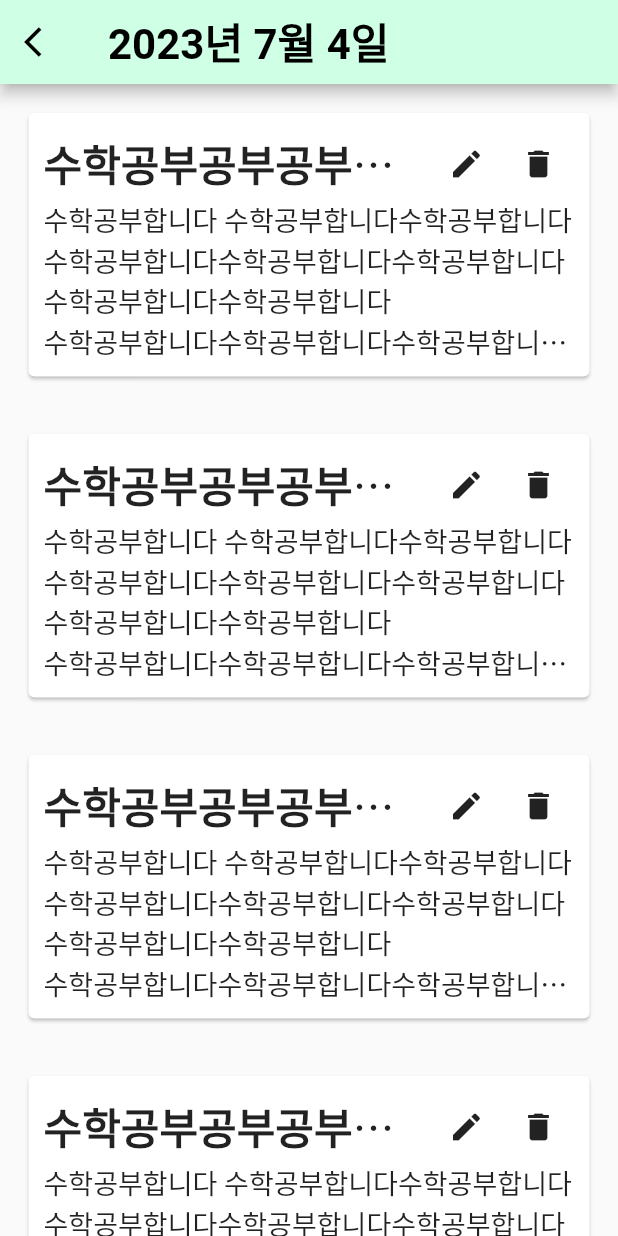
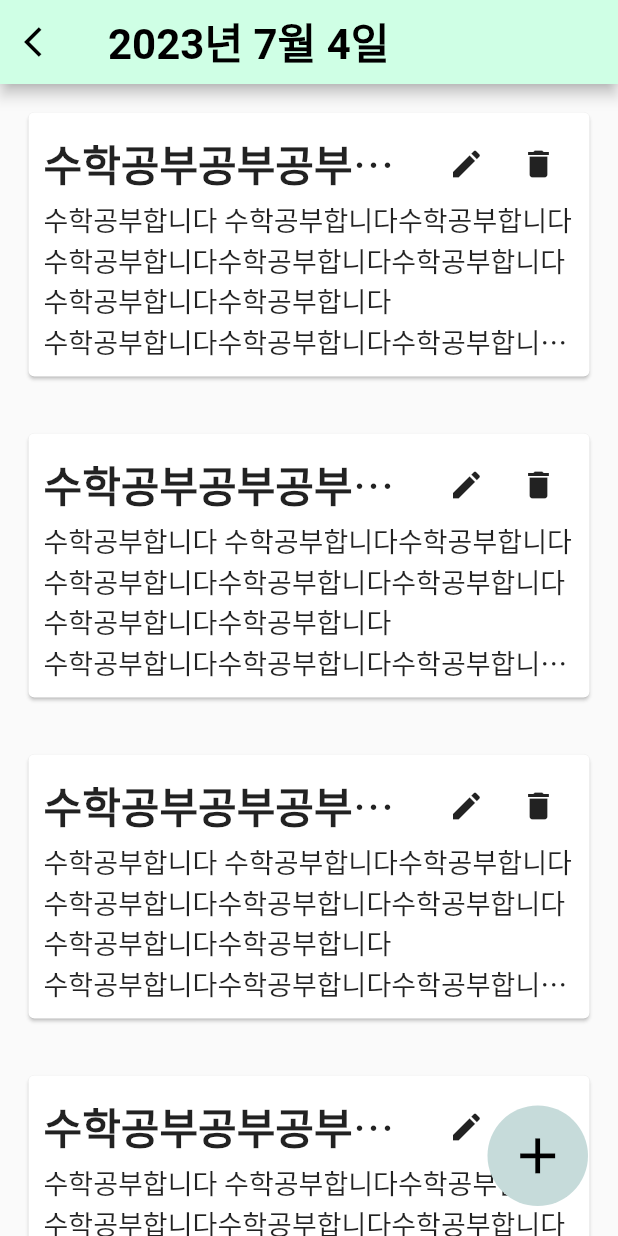
Before and after one commit to ThePerfectMartini/team_sparta_17, a Flutter app: the screen it shows after launch, on a phone screen of 412 x 824 dp. Run offline on Flutter 3.47's test engine with Material 2 defaults, Android fonts, the phone set to English and light mode, and no system bars.

Commit message:
feat: 추가 버튼 추가

```diff
--- a/lib/daily_schduled_view.dart
+++ b/lib/daily_schduled_view.dart
@@ -2,6 +2,7 @@ import 'package:flutter/material.dart';
 import 'package:flutter/src/foundation/key.dart';
 import 'package:flutter/src/widgets/framework.dart';
 import 'package:team_sparta_17/Schedule.dart';
+import 'package:team_sparta_17/round_plus_button.dart';
 import 'package:team_sparta_17/schedule_cell.dart';
 
 class DailyScheduledView extends StatefulWidget {
@@ -45,7 +46,9 @@ class _MyWidgetState extends State<DailyScheduledView> {
           ),
         ),
         body: Center(
-          child: Expanded(
+          child: Stack(
+            children: [
+              Expanded(
                 child: ListView.builder(
                   itemCount: 7,
                   itemBuilder: (BuildContext, index) {
@@ -53,6 +56,16 @@ class _MyWidgetState extends State<DailyScheduledView> {
                   },
                 ),
               ),
+              Positioned(
+                bottom: 20,
+                right: 20,
+                child: RoundCrossButton(
+                  size: 67,
+                  onPressed: () {},
+                ),
+              ),
+            ],
+          ),
         ),
       ),
     );
--- /dev/null
+++ b/lib/round_plus_button.dart
@@ -0,0 +1,30 @@
+import 'package:flutter/material.dart';
+
+class RoundCrossButton extends StatelessWidget {
+  final double size;
+  final VoidCallback onPressed;
+
+  RoundCrossButton({required this.size, required this.onPressed});
+
+  @override
+  Widget build(BuildContext context) {
+    return GestureDetector(
+      onTap: onPressed,
+      child: Container(
+        width: size,
+        height: size,
+        decoration: BoxDecoration(
+          shape: BoxShape.circle,
+          color: Color.fromRGBO(198, 219, 218, 1.0),
+        ),
+        child: Center(
+          child: Icon(
+            Icons.add,
+            color: Colors.black,
+            size: size * 0.6,
+          ),
+        ),
+      ),
+    );
+  }
+}
```
Lines whose indentation alone changed are shown as unchanged.
